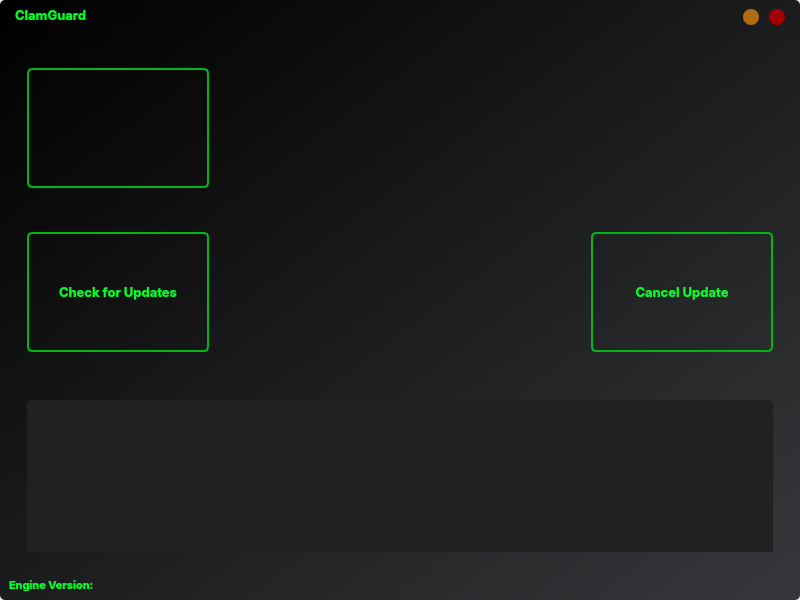
This is mainWindow.ui in 5trange/ClamGuard as Qt 5 draws it before an edit. The edited form follows.
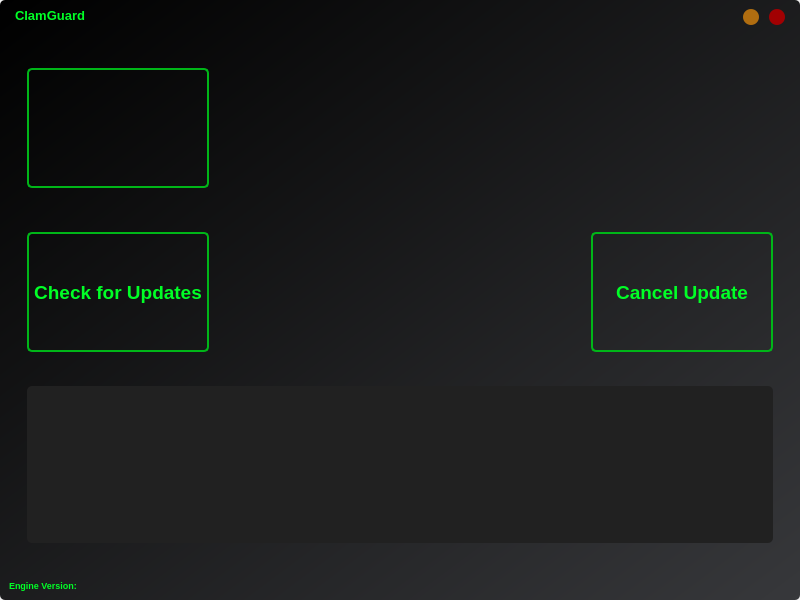
This is the edited form. The open tabs and pages were chosen to show the change. Icons and pictures are not drawn.

```diff
--- a/mainWindow.ui
+++ b/mainWindow.ui
@@ -133,7 +133,7 @@
               <widget class="QLabel" name="title_label">
                <property name="font">
                 <font>
-                 <family>SF Pro Display</family>
+                 <family>Ubuntu</family>
                  <pointsize>10</pointsize>
                  <weight>75</weight>
                  <bold>true</bold>
@@ -759,8 +759,14 @@
                <widget class="QFrame" name="frameGoHome">
                 <property name="minimumSize">
                  <size>
-                  <width>0</width>
-                  <height>169</height>
+                  <width>764</width>
+                  <height>159</height>
+                 </size>
+                </property>
+                <property name="maximumSize">
+                 <size>
+                  <width>764</width>
+                  <height>159</height>
                  </size>
                 </property>
                 <property name="frameShape">
@@ -808,6 +814,18 @@
               </item>
               <item>
                <widget class="QFrame" name="frameUpdateButtons">
+                <property name="minimumSize">
+                 <size>
+                  <width>764</width>
+                  <height>158</height>
+                 </size>
+                </property>
+                <property name="maximumSize">
+                 <size>
+                  <width>764</width>
+                  <height>158</height>
+                 </size>
+                </property>
                 <property name="frameShape">
                  <enum>QFrame::StyledPanel</enum>
                 </property>
@@ -818,7 +836,7 @@
                  <property name="geometry">
                   <rect>
                    <x>9</x>
-                   <y>9</y>
+                   <y>19</y>
                    <width>182</width>
                    <height>120</height>
                   </rect>
@@ -837,8 +855,8 @@
                  </property>
                  <property name="font">
                   <font>
-                   <family>SF Pro Display</family>
-                   <pointsize>10</pointsize>
+                   <family>Ubuntu</family>
+                   <pointsize>14</pointsize>
                    <weight>75</weight>
                    <bold>true</bold>
                   </font>
@@ -863,7 +881,7 @@
                  <property name="geometry">
                   <rect>
                    <x>573</x>
-                   <y>9</y>
+                   <y>19</y>
                    <width>182</width>
                    <height>120</height>
                   </rect>
@@ -882,8 +900,8 @@
                  </property>
                  <property name="font">
                   <font>
-                   <family>SF Pro Display</family>
-                   <pointsize>10</pointsize>
+                   <family>Ubuntu</family>
+                   <pointsize>14</pointsize>
                    <weight>75</weight>
                    <bold>true</bold>
                   </font>
@@ -909,10 +927,16 @@
               </item>
               <item>
                <widget class="QFrame" name="frameUpdateStatus">
+                <property name="minimumSize">
+                 <size>
+                  <width>764</width>
+                  <height>175</height>
+                 </size>
+                </property>
                 <property name="maximumSize">
                  <size>
-                  <width>16777215</width>
-                  <height>250</height>
+                  <width>764</width>
+                  <height>175</height>
                  </size>
                 </property>
                 <property name="frameShape">
@@ -942,6 +966,11 @@
                    <height>157</height>
                   </size>
                  </property>
+                 <property name="font">
+                  <font>
+                   <family>Consolas</family>
+                  </font>
+                 </property>
                  <property name="styleSheet">
                   <string notr="true">QPlainTextEdit
 {
@@ -983,8 +1012,8 @@
            <widget class="QLabel" name="engineVer">
             <property name="font">
              <font>
-              <family>SF Pro Display</family>
-              <pointsize>8</pointsize>
+              <family>Ubuntu</family>
+              <pointsize>7</pointsize>
               <weight>75</weight>
               <bold>true</bold>
              </font>
```
Left out of the diff: 12 changed lines with no effect on the pictures.
